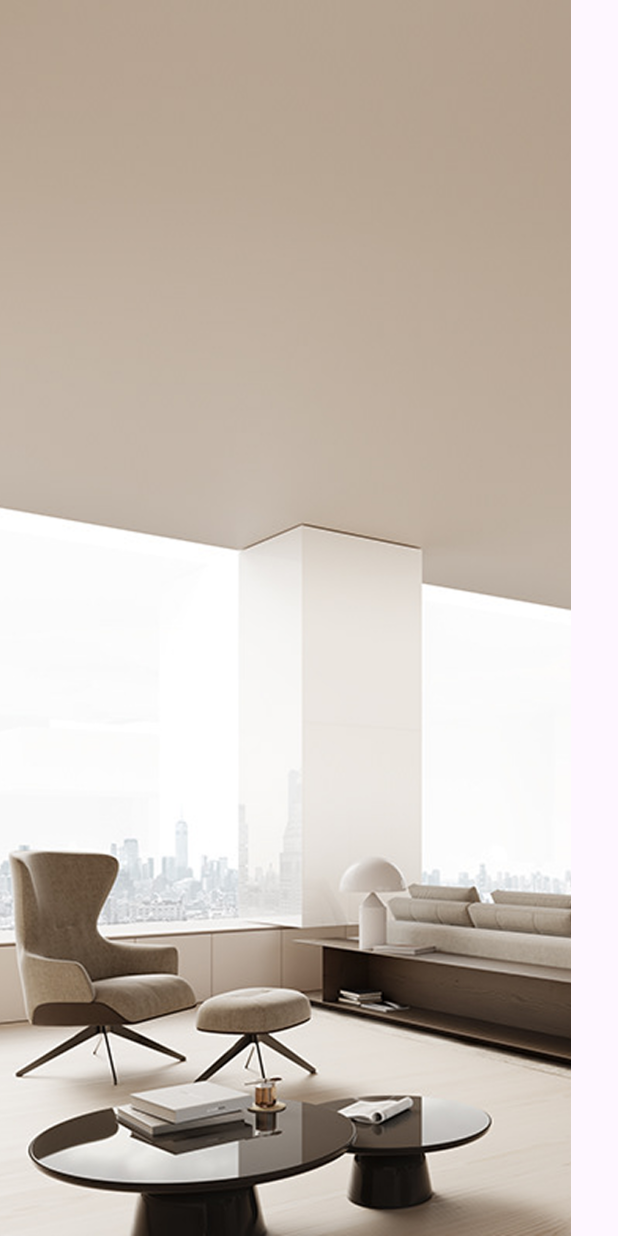
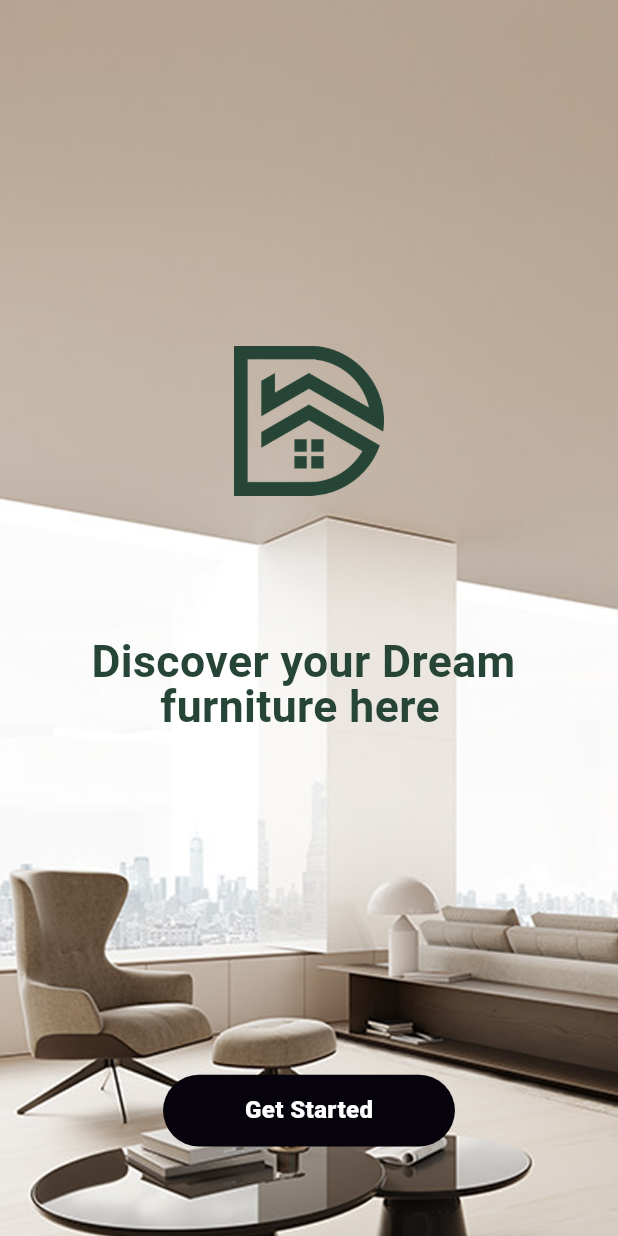
Before and after one commit to Nouman-hashir/DecoAR, a Flutter app: the screen it shows after launch, on a phone screen of 412 x 824 dp. Run offline on Flutter 3.47's test engine with Material 3 defaults, Android fonts, the phone set to English and light mode, and no system bars; our stand-ins replace flutter_screenutil, go_router; Roboto replaces fonts that are missing (NeueMontreal, Poppins).

Commit message:
Add custom button widgets and update onboarding UI
Introduced a reusable CustomAppButtons widget library for various button styles. Updated onboarding_screen to use these custom buttons and improved its layout and visuals. Also exported custom_button.dart in utils.dart and initialized ScreenUtil in main.dart for responsive design.

```diff
--- /dev/null
+++ b/lib/core/utils/custom_button.dart
@@ -0,0 +1,445 @@
+// ignore_for_file: use_build_context_synchronously
+
+import 'package:deco_ar/decoar.dart';
+
+class CustomAppButtons {
+  static Widget footerBtn({
+    required String label,
+    Color? color,
+    Color? textColor,
+    required VoidCallback onTap,
+    double? width,
+    String? image,
+    double? height,
+  }) {
+    return GestureDetector(
+      onTap: onTap,
+      child: Container(
+        height: height ?? 40.h,
+        width: width,
+        padding: const EdgeInsets.all(8),
+        decoration: BoxDecoration(
+          color: color ?? Colors.white,
+          border: Border.all(color: Colors.black12),
+          borderRadius: BorderRadius.circular(28),
+        ),
+        child: Center(
+          child: image != null
+              ? Row(
+                  crossAxisAlignment: CrossAxisAlignment.center,
+                  mainAxisAlignment: MainAxisAlignment.center,
+                  children: [
+                    Image.asset(image, width: 20.w, height: 22.h),
+                    5.horizontalSpace,
+                    Text(
+                      label,
+                      style: AppTextStyles.neueMontreal(
+                        fontWeight: FontWeight.w800,
+                        fontSize: 14.sp,
+                        color: textColor ?? Colors.black87,
+                      ),
+                    ),
+                  ],
+                )
+              : Text(
+                  label,
+                  style: AppTextStyles.neueMontreal(
+                    fontWeight: FontWeight.w800,
+                    fontSize: 14.sp,
+                    color: textColor ?? Colors.black87,
+                  ),
+                ),
+        ),
+      ),
+    );
+  }
+
+  static Widget primaryFooterBtn({
+    required String text,
+    required VoidCallback onTap,
+    String? iconPath,
+    Color? textColor,
+    Color? buttonColor,
+    Color? borderColor,
+    double? textSize,
+    Color? iconColor,
+  }) {
+    return ElevatedButton(
+      onPressed: onTap,
+      style: ElevatedButton.styleFrom(
+        backgroundColor: buttonColor ?? Colors.black,
+        padding: EdgeInsets.symmetric(horizontal: 10.w, vertical: 12.h),
+        shape: RoundedRectangleBorder(
+          borderRadius: BorderRadius.circular(2.r),
+          side: BorderSide(color: borderColor ?? Colors.transparent, width: 1),
+        ),
+        elevation: 0,
+      ),
+      child: Row(
+        mainAxisSize: MainAxisSize.min,
+        children: [
+          if (iconPath != null) ...[
+            Image.asset(
+              iconPath,
+              height: 18.h,
+              width: 18.w,
+              color: iconColor ?? Color(0xff6E6E6E),
+            ),
+            8.horizontalSpace,
+          ],
+          Text(
+            text,
+            style: AppTextStyles.neueMontreal(
+              fontSize: textSize ?? 15.sp,
+              fontWeight: FontWeight.w600,
+              color: textColor ?? Colors.white,
+            ),
+          ),
+        ],
+      ),
+    );
+  }
+
+  static Widget primaryButton({
+    // add alignement
+    Alignment? alignment,
+    required String text,
+    required VoidCallback onTap,
+    Color backgroundColor = AppColors.black,
+    Color? boarderSideColor,
+    Color textColor = Colors.white,
+    double fontSize = 12,
+    FontWeight fontWeight = FontWeight.w500,
+    double borderRadius = 2,
+    double? width,
+    double? height,
+    EdgeInsets padding = const EdgeInsets.symmetric(
+      vertical: 14,
+      horizontal: 12,
+    ),
+  }) {
+    final Color effectiveBorderColor = boarderSideColor ?? AppColors.greyborder;
+    return Align(
+      alignment: alignment ?? Alignment.center,
+      child: SizedBox(
+        width: width,
+        height: height,
+        child: ElevatedButton(
+          onPressed: onTap,
+          style: ElevatedButton.styleFrom(
+            backgroundColor: backgroundColor,
+            shape: RoundedRectangleBorder(
+              borderRadius: BorderRadius.circular(borderRadius),
+              side: BorderSide(color: effectiveBorderColor, width: 1),
+            ),
+            padding: padding,
+            elevation: 0,
+          ),
+          child: Text(
+            text,
+            style: AppTextStyles.neueMontreal(
+              fontSize: fontSize.sp,
+              fontWeight: fontWeight,
+              color: textColor,
+            ),
+          ),
+        ),
+      ),
+    );
+  }
+
+  static Widget secondaryButton({
+    required String text,
+    required VoidCallback onTap,
+    Color borderColor = AppColors.primaryColor,
+    Color backgroundColor = Colors.white,
+    Color textColor = AppColors.primaryColor,
+    double fontSize = 14,
+    FontWeight fontWeight = FontWeight.w500,
+    double borderRadius = 0,
+    double? width,
+    double? height,
+    // EdgeInsets padding = const EdgeInsets.symmetric(
+    //   vertical: 14,
+    //   horizontal: 16,
+    // ),
+  }) {
+    return SizedBox(
+      width: width,
+      height: height,
+      child: OutlinedButton(
+        onPressed: onTap,
+        style: OutlinedButton.styleFrom(
+          backgroundColor: backgroundColor,
+          shape: RoundedRectangleBorder(
+            borderRadius: BorderRadius.circular(borderRadius),
+          ),
+          side: BorderSide(color: borderColor, width: 1),
+          // padding: padding,
+        ),
+        child: Text(
+          text,
+          style: AppTextStyles.neueMontreal(
+            fontSize: fontSize.sp,
+            fontWeight: fontWeight,
+            color: textColor,
+          ),
+        ),
+      ),
+    );
+  }
+
+  static Widget primaryIconButton({
+    required String text,
+    required VoidCallback? onTap,
+    Color? backgroundColor = AppColors.white,
+    Widget? svg,
+    Color? bordercolor,
+    Color textColor = AppColors.lightblack,
+    double fontSize = 14,
+    FontWeight fontWeight = FontWeight.w500,
+    double borderRadius = 0,
+    double? width,
+    double? height,
+    IconData? icon,
+    Color? iconColor,
+  }) {
+    final Color effectiveBorderColor = bordercolor ?? AppColors.greyborder;
+
+    final button = ElevatedButton(
+      onPressed: onTap,
+      style: ElevatedButton.styleFrom(
+        backgroundColor: backgroundColor,
+        shape: RoundedRectangleBorder(
+          borderRadius: BorderRadius.circular(borderRadius),
+          side: BorderSide(color: effectiveBorderColor, width: 1),
+        ),
+        elevation: 0,
+        padding: EdgeInsets.symmetric(horizontal: 10.w, vertical: 2.h),
+      ),
+      child: Row(
+        mainAxisSize: MainAxisSize.min,
+        children: [
+          if (svg != null)
+            svg
+          else if (icon != null)
+            Icon(icon, color: iconColor, size: 17.sp),
+          if ((icon != null || svg != null)) SizedBox(width: 5.w),
+          SizedBox(
+            // width: 100.w,
+            child: Text(
+              text,
+              style: AppTextStyles.neueMontreal(
+                fontSize: fontSize.sp,
+                fontWeight: fontWeight,
+                color: textColor,
+              ),
+              overflow: TextOverflow.ellipsis,
+            ),
+          ),
+        ],
+      ),
+    );
+    if (width != null) {
+      return SizedBox(width: width, height: height ?? 42.h, child: button);
+    } else {
+      return SizedBox(height: height ?? 42.h, child: button);
+    }
+  }
+
+  static Widget customSocialButton({
+    required double height,
+    required double width,
+    required String svgIconPath,
+    required String title,
+    int radus = 16,
+    required FontWeight fontweight,
+    required double fontSize,
+    required VoidCallback? onpressed,
+    Color? buttonColor,
+    Color? textColor,
+  }) {
+    return GestureDetector(
+      onTap: onpressed,
+      child: Container(
+        height: height,
+        width: width,
+        decoration: BoxDecoration(
+          borderRadius: BorderRadius.circular(radus.r),
+          color: buttonColor ?? AppColors.white,
+          //boarder Side of 1
+          border: Border.all(color: AppColors.lightgrey, width: 1),
+        ),
+        child: Row(
+          mainAxisAlignment: MainAxisAlignment.center,
+          spacing: 8.w,
+          children: [
+            SizedBox(
+              height: 24.h,
+              width: 24.w,
+              child: Image.asset(svgIconPath, fit: BoxFit.fill),
+            ),
+            Text(
+              title,
+              overflow: TextOverflow.visible,
+              style: AppTextStyles.dmSons(
+                color: textColor ?? AppColors.btnTextblack,
+                fontSize: fontSize,
+                fontWeight: fontweight,
+              ),
+            ),
+          ],
+        ),
+      ),
+    );
+  }
+
+  static Widget trailingIconButton({
+    required String text,
+    required VoidCallback? onTap,
+    Color backgroundColor = AppColors.white,
+    Color? bordercolor,
+    Color textColor = AppColors.lightblack,
+    double fontSize = 14,
+    FontWeight fontWeight = FontWeight.w500,
+    double borderRadius = 30,
+    double? width,
+    double? height,
+    IconData? icon,
+    Color? iconColor,
+  }) {
+    final Color effectiveBorderColor = bordercolor ?? AppColors.greyborder;
+
+    final button = ElevatedButton(
+      onPressed: onTap,
+      style: ElevatedButton.styleFrom(
+        backgroundColor: backgroundColor,
+        shape: RoundedRectangleBorder(
+          borderRadius: BorderRadius.circular(borderRadius),
+          side: BorderSide(color: effectiveBorderColor, width: 1),
+        ),
+        elevation: 0,
+        padding: EdgeInsets.symmetric(horizontal: 12.w, vertical: 10.h),
+      ),
+      child: Row(
+        mainAxisAlignment: MainAxisAlignment.spaceBetween,
+        mainAxisSize: MainAxisSize.max,
+        children: [
+          Text(
+            text,
+            style: AppTextStyles.neueMontreal(
+              fontSize: fontSize.sp,
+              fontWeight: fontWeight,
+              color: textColor,
+            ),
+          ),
+          if (icon != null) ...[
+            const Spacer(),
+            Icon(icon, color: iconColor ?? textColor, size: 15.sp),
+          ],
+        ],
+      ),
+    );
+
+    return SizedBox(
+      width: width ?? double.infinity,
+      height: height ?? 42.h,
+      child: button,
+    );
+  }
+
+  static Widget profileIconButton({
+    required BuildContext context,
+    required String label,
+    required String image,
+    required VoidCallback onTap,
+  }) {
+    return SizedBox(
+      height: 38.h,
+      width: 107.w,
+      child: OutlinedButton(
+        style: OutlinedButton.styleFrom(
+          padding: EdgeInsets.symmetric(vertical: 12.sp),
+          side: const BorderSide(color: Colors.black12),
+          shape: RoundedRectangleBorder(
+            borderRadius: BorderRadius.circular(22),
+          ),
+        ),
+        onPressed: onTap,
+        child: Row(
+          mainAxisSize: MainAxisSize.min,
+          children: [
+            Image.asset(image, height: 20.sp, color: Colors.black87),
+
+            SizedBox(height: 13.h),
+            Text(
+              label,
+              textAlign: TextAlign.center,
+              style: AppTextStyles.neueMontreal(
+                color: Colors.black,
+                fontSize: 11.sp,
+                fontWeight: FontWeight.w500,
+              ),
+            ),
+          ],
+        ),
+      ),
+    );
+  }
+
+  static Widget primaryImageButton({
+    required String text,
+    required VoidCallback onTap,
+    Color? backgroundColor = AppColors.white,
+    Color? bordercolor,
+    Color textColor = AppColors.lightblack,
+    double fontSize = 16,
+    FontWeight fontWeight = FontWeight.w400,
+    double borderRadius = 2,
+    double? width,
+    String? image,
+    Color? iconColor,
+    EdgeInsets padding = const EdgeInsets.symmetric(
+      vertical: 14,
+      horizontal: 16,
+    ),
+  }) {
+    final Color effectiveBorderColor = bordercolor ?? AppColors.greyborder;
+    return SizedBox(
+      width: width,
+      child: ElevatedButton(
+        onPressed: onTap,
+        style: ElevatedButton.styleFrom(
+          backgroundColor: backgroundColor,
+          shape: RoundedRectangleBorder(
+            borderRadius: BorderRadius.circular(borderRadius),
+            side: BorderSide(color: effectiveBorderColor, width: 1),
+          ),
+          padding: padding,
+          elevation: 0,
+        ),
+        child: Row(
+          mainAxisSize: MainAxisSize.min,
+          mainAxisAlignment: MainAxisAlignment.center,
+          children: [
+            if (image != null)
+              Image.asset(image, color: iconColor, height: 22.h, width: 20.w),
+            if (image != null) 10.horizontalSpace,
+            Flexible(
+              child: Text(
+                text,
+                overflow: TextOverflow.fade,
+                softWrap: false,
+                style: AppTextStyles.neueMontreal(
+                  fontSize: fontSize.sp,
+                  fontWeight: fontWeight,
+                  color: textColor,
+                ),
+              ),
+            ),
+          ],
+        ),
+      ),
+    );
+  }
+}
--- a/lib/core/utils/utils.dart
+++ b/lib/core/utils/utils.dart
@@ -1 +1 @@
-// TODO Implement this library.
+export 'custom_button.dart';
--- a/lib/features/onboarding/view/onboarding_screen.dart
+++ b/lib/features/onboarding/view/onboarding_screen.dart
@@ -1,12 +1,60 @@
-import 'package:flutter/material.dart';
+import '../../../decoar.dart';
 
-class OnboardingScreen extends StatelessWidget {
+class OnboardingScreen extends StatefulWidget {
   const OnboardingScreen({super.key});
 
   @override
+  State<OnboardingScreen> createState() => _OnboardingScreenState();
+}
+
+class _OnboardingScreenState extends State<OnboardingScreen> {
+  @override
   Widget build(BuildContext context) {
     return Scaffold(
-      body: Stack(children: [Image.asset('assets/images/bg.png')]),
+      body: Stack(
+        children: [
+          Positioned.fill(
+            child: Image.asset('assets/images/bg.png', fit: BoxFit.cover),
+          ),
+          Column(
+            children: [
+              Expanded(
+                child: Center(
+                  child: Column(
+                    mainAxisAlignment: MainAxisAlignment.center,
+                    children: [
+                      Image.asset(
+                        'assets/images/icon.png',
+                        width: 100,
+                        height: 100,
+                      ),
+                      SizedBox(height: 80.h),
+                      Text(
+                        "Discover your Dream \n      furniture here",
+                        style: AppTextStyles.poppins(
+                          color: AppColors.green,
+                          fontSize: 26.sp,
+                          fontWeight: FontWeight.bold,
+                        ),
+                      ),
+                    ],
+                  ),
+                ),
+              ),
+              Padding(
+                padding: EdgeInsets.only(bottom: 50.h),
+                child: CustomAppButtons.footerBtn(
+                  label: "Get Started",
+                  onTap: () {},
+                  color: AppColors.black,
+                  textColor: AppColors.white,
+                  width: 170.w,
+                ),
+              ),
+            ],
+          ),
+        ],
+      ),
     );
   }
 }
--- a/lib/main.dart
+++ b/lib/main.dart
@@ -10,9 +10,12 @@ class MyApp extends StatelessWidget {
   const MyApp({super.key});
   @override
   Widget build(BuildContext context) {
-    return MaterialApp.router(
-      routerConfig: AppRouter.router,
-      debugShowCheckedModeBanner: false,
+    return ScreenUtilInit(
+      designSize: const Size(360, 690),
+      builder: (context, child) => MaterialApp.router(
+        routerConfig: AppRouter.router,
+        debugShowCheckedModeBanner: false,
+      ),
     );
   }
 }
```
